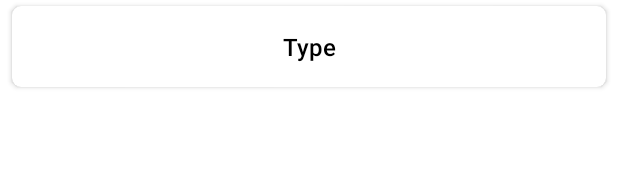
After one commit to JohanAdam/PokeNyan, an Android app: the layout list_item_types.xml on its own in the app's theme, with its tools: preview values and no code run, on a phone screen of 412 x 824 dp. The commit adds this screen. Shown: the top 195 px of the screen. Run offline under Robolectric (Android 15) with nearby library versions, the phone set to English and light mode, and no system bars.

Commit message:
- Add details (names / image / type)

```diff
--- /dev/null
+++ b/app/src/main/res/layout/list_item_types.xml
@@ -0,0 +1,50 @@
+<?xml version="1.0" encoding="utf-8"?>
+<layout xmlns:android="http://schemas.android.com/apk/res/android"
+    xmlns:tools="http://schemas.android.com/tools"
+    xmlns:app="http://schemas.android.com/apk/res-auto">
+
+    <data>
+        <variable
+            name="type"
+            type="com.nyan.domain.entity.TypesItem" />
+    </data>
+
+    <LinearLayout
+        android:layout_width="match_parent"
+        android:layout_height="wrap_content"
+        android:gravity="center"
+        android:orientation="vertical">
+
+        <com.google.android.material.card.MaterialCardView
+            style="@style/CardView"
+            android:id="@+id/root_view"
+            android:layout_width="match_parent"
+            android:layout_height="wrap_content"
+            android:elevation="6dp"
+            app:cardCornerRadius="6dp"
+            android:layout_marginHorizontal="8dp"
+            android:layout_marginVertical="4dp">
+
+            <LinearLayout
+                android:layout_width="match_parent"
+                android:layout_height="wrap_content"
+                android:orientation="horizontal"
+                android:padding="16dp">
+
+                <TextView
+                    android:id="@+id/tv_pokemon_name"
+                    android:layout_width="match_parent"
+                    android:layout_height="wrap_content"
+                    android:textAlignment="center"
+                    android:text="@{type.type.name}"
+                    tools:text="Type"
+                    android:textSize="16sp"
+                    android:textColor="@color/black"
+                    android:fontFamily="sans-serif-medium" />
+
+            </LinearLayout>
+
+        </com.google.android.material.card.MaterialCardView>
+
+    </LinearLayout>
+</layout>
--- a/app/src/main/res/values/colors.xml
+++ b/app/src/main/res/values/colors.xml
@@ -6,6 +6,7 @@
     <color name="teal_200">#FF03DAC5</color>
     <color name="teal_700">#FF018786</color>
     <color name="black">#FF000000</color>
+    <color name="black_50T">#7E000000</color>
     <color name="white">#FFFFFFFF</color>
 
     <color name="red_ef534e">#ef534e</color>
--- a/data/src/main/java/com/nyan/data/repository/RemoteRepositoryImpl.kt
+++ b/data/src/main/java/com/nyan/data/repository/RemoteRepositoryImpl.kt
@@ -48,7 +48,7 @@ class RemoteRepositoryImpl(
             //Return result.
             emit(DataState.Success(pokemon))
 
-        } catch (e: HttpException) {
+        } catch (e: Exception) {
             e.printStackTrace()
             //Return error.
             emit(DataState.Failed(ErrorHandler(e)))
```
Also changed, not shown: app/src/main/java/com/nyan/pokenyan/adapter/TypeAdapter.kt (added, +52 -0 lines), app/src/main/java/com/nyan/pokenyan/ui/detail/PokemonDetailsFragment.kt (+20 -1 lines), app/src/main/java/com/nyan/pokenyan/ui/list/PokemonsFragment.kt (+7 -3 lines), app/src/main/res/layout/fragment_pokemon_details.xml (+62 -2 lines), app/src/main/res/layout/loading_layout.xml (added, +24 -0 lines).
